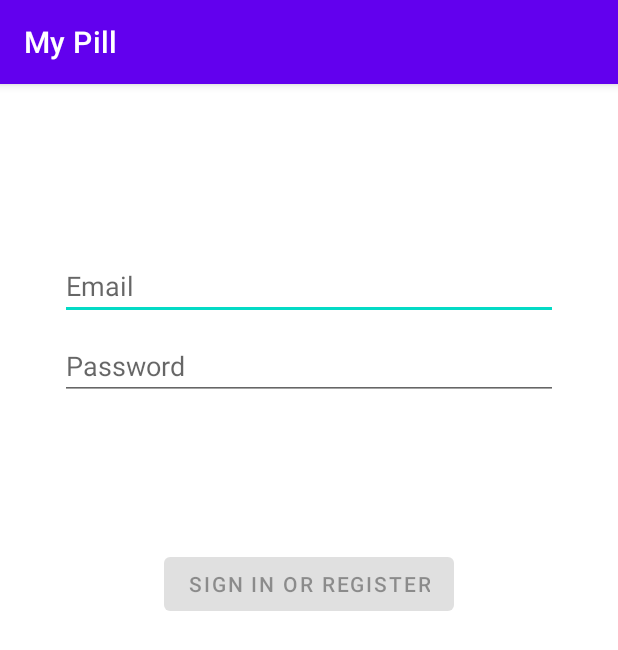
After one commit to TarkoAnna/MyPill2, an Android app: the fragment LoginFragment2 shown on its own in the app's theme, on a phone screen of 412 x 824 dp. The commit adds this screen. Shown: the top 650 px of the screen. Run offline under Robolectric (Android 15) with nearby library versions, the phone set to English and light mode, and no system bars.

Commit message:
Добавлен фрагмент регистрации, но он не выводится

```diff
--- a/app/build.gradle
+++ b/app/build.gradle
@@ -39,6 +39,8 @@
     implementation 'androidx.lifecycle:lifecycle-viewmodel-ktx:2.4.1'
     implementation 'androidx.navigation:navigation-fragment:2.4.2'
     implementation 'androidx.navigation:navigation-ui:2.4.2'
+    implementation 'androidx.preference:preference:1.1.1'
+    implementation 'androidx.annotation:annotation:1.2.0'
     testImplementation 'junit:junit:4.13.2'
     androidTestImplementation 'androidx.test.ext:junit:1.1.3'
     androidTestImplementation 'androidx.test.espresso:espresso-core:3.4.0'
--- /dev/null
+++ b/app/src/main/java/com/diplom/mypill2/ui/login/data/LoginRepository.java
@@ -0,0 +1,54 @@
+package com.diplom.mypill2.ui.login.data;
+
+import com.diplom.mypill2.ui.login.data.model.LoggedInUser;
+
+/**
+ * Class that requests authentication and user information from the remote data source and
+ * maintains an in-memory cache of login status and user credentials information.
+ */
+public class LoginRepository {
+
+    private static volatile LoginRepository instance;
+
+    private LoginDataSource dataSource;
+
+    // If user credentials will be cached in local storage, it is recommended it be encrypted
+    // @see https://developer.android.com/training/articles/keystore
+    private LoggedInUser user = null;
+
+    // private constructor : singleton access
+    private LoginRepository(LoginDataSource dataSource) {
+        this.dataSource = dataSource;
+    }
+
+    public static LoginRepository getInstance(LoginDataSource dataSource) {
+        if(instance == null){
+            instance = new LoginRepository(dataSource);
+        }
+        return instance;
+    }
+
+    public boolean isLoggedIn() {
+        return user != null;
+    }
+
+    public void logout() {
+        user = null;
+        dataSource.logout();
+    }
+
+    private void setLoggedInUser(LoggedInUser user) {
+        this.user = user;
+        // If user credentials will be cached in local storage, it is recommended it be encrypted
+        // @see https://developer.android.com/training/articles/keystore
+    }
+
+    public Result<LoggedInUser> login(String username, String password) {
+        // handle login
+        Result<LoggedInUser> result = dataSource.login(username, password);
+        if (result instanceof Result.Success) {
+            setLoggedInUser(((Result.Success<LoggedInUser>) result).getData());
+        }
+        return result;
+    }
+}
--- /dev/null
+++ b/app/src/main/java/com/diplom/mypill2/ui/login/ui/login/LoginFragment2.java
@@ -0,0 +1,150 @@
+package  com.diplom.mypill2.ui.login.ui.login;
+
+import androidx.lifecycle.Observer;
+import androidx.lifecycle.ViewModelProvider;
+import androidx.annotation.NonNull;
+import androidx.annotation.Nullable;
+import androidx.annotation.StringRes;
+import androidx.fragment.app.Fragment;
+
+import android.os.Bundle;
+import android.text.Editable;
+import android.text.TextWatcher;
+import android.view.KeyEvent;
+import android.view.LayoutInflater;
+import android.view.View;
+import android.view.ViewGroup;
+import android.view.inputmethod.EditorInfo;
+import android.widget.Button;
+import android.widget.EditText;
+import android.widget.ProgressBar;
+import android.widget.TextView;
+import android.widget.Toast;
+
+import com.diplom.mypill2.R;
+import com.diplom.mypill2.databinding.FragmentLoginBinding;
+import com.diplom.mypill2.ui.login.data.LoginDataSource;
+
+public class LoginFragment2 extends Fragment {
+
+    private LoginViewModel loginViewModel;
+private FragmentLoginBinding binding;
+
+    @Nullable
+    @Override
+    public View onCreateView(@NonNull LayoutInflater inflater,
+                             @Nullable ViewGroup container,
+                             @Nullable Bundle savedInstanceState) {
+
+      binding = FragmentLoginBinding.inflate(inflater, container, false);
+      return binding.getRoot();
+
+    }
+
+    @Override
+    public void onViewCreated(@NonNull View view, @Nullable Bundle savedInstanceState) {
+        super.onViewCreated(view, savedInstanceState);
+        loginViewModel = new ViewModelProvider(this, new LoginViewModelFactory())
+                .get(LoginViewModel.class);
+
+        final EditText usernameEditText = binding.username;
+        final EditText passwordEditText = binding.password;
+        final Button loginButton = binding.login;
+        final ProgressBar loadingProgressBar = binding.loading;
+
+        loginViewModel.getLoginFormState().observe(getViewLifecycleOwner(), new Observer<LoginFormState>() {
+            @Override
+            public void onChanged(@Nullable LoginFormState loginFormState) {
+                if (loginFormState == null) {
+                    return;
+                }
+                loginButton.setEnabled(loginFormState.isDataValid());
+                if (loginFormState.getUsernameError() != null) {
+                    usernameEditText.setError(getString(loginFormState.getUsernameError()));
+                }
+                if (loginFormState.getPasswordError() != null) {
+                    passwordEditText.setError(getString(loginFormState.getPasswordError()));
+                }
+            }
+        });
+
+        loginViewModel.getLoginResult().observe(getViewLifecycleOwner(), new Observer<LoginResult>() {
+            @Override
+            public void onChanged(@Nullable LoginResult loginResult) {
+                if (loginResult == null) {
+                    return;
+                }
+                loadingProgressBar.setVisibility(View.GONE);
+                if (loginResult.getError() != null) {
+                    showLoginFailed(loginResult.getError());
+                }
+                if (loginResult.getSuccess() != null) {
+                    updateUiWithUser(loginResult.getSuccess());
+                }
+            }
+        });
+
+        TextWatcher afterTextChangedListener = new TextWatcher() {
+            @Override
+            public void beforeTextChanged(CharSequence s, int start, int count, int after) {
+                // ignore
+            }
+
+            @Override
+            public void onTextChanged(CharSequence s, int start, int before, int count) {
+                // ignore
+            }
+
+            @Override
+            public void afterTextChanged(Editable s) {
+                loginViewModel.loginDataChanged(usernameEditText.getText().toString(),
+                        passwordEditText.getText().toString());
+            }
+        };
+        usernameEditText.addTextChangedListener(afterTextChangedListener);
+        passwordEditText.addTextChangedListener(afterTextChangedListener);
+        passwordEditText.setOnEditorActionListener(new TextView.OnEditorActionListener() {
+
+            @Override
+            public boolean onEditorAction(TextView v, int actionId, KeyEvent event) {
+                if (actionId == EditorInfo.IME_ACTION_DONE) {
+                    loginViewModel.login(usernameEditText.getText().toString(),
+                            passwordEditText.getText().toString());
+                }
+                return false;
+            }
+        });
+
+        loginButton.setOnClickListener(new View.OnClickListener() {
+            @Override
+            public void onClick(View v) {
+                loadingProgressBar.setVisibility(View.VISIBLE);
+                loginViewModel.login(usernameEditText.getText().toString(),
+                        passwordEditText.getText().toString());
+            }
+        });
+    }
+
+    private void updateUiWithUser(LoggedInUserView model) {
+        String welcome = getString(R.string.welcome) + model.getDisplayName();
+        // TODO : initiate successful logged in experience
+        if (getContext() != null && getContext().getApplicationContext() != null) {
+            Toast.makeText(getContext().getApplicationContext(), welcome, Toast.LENGTH_LONG).show();
+        }
+    }
+
+    private void showLoginFailed(@StringRes Integer errorString) {
+        if (getContext() != null && getContext().getApplicationContext() != null) {
+            Toast.makeText(
+                    getContext().getApplicationContext(),
+                    errorString,
+                    Toast.LENGTH_LONG).show();
+        }
+    }
+
+@Override
+    public void onDestroyView() {
+        super.onDestroyView();
+        binding = null;
+    }
+}
--- /dev/null
+++ b/app/src/main/java/com/diplom/mypill2/ui/login/ui/login/LoginViewModel.java
@@ -0,0 +1,64 @@
+package com.diplom.mypill2.ui.login.ui.login;
+
+import androidx.lifecycle.LiveData;
+import androidx.lifecycle.MutableLiveData;
+import androidx.lifecycle.ViewModel;
+import android.util.Patterns;
+
+import com.diplom.mypill2.R;
+import com.diplom.mypill2.ui.login.data.LoginRepository;
+import com.diplom.mypill2.ui.login.data.Result;
+import com.diplom.mypill2.ui.login.data.model.LoggedInUser;
+
+public class LoginViewModel extends ViewModel {
+
+    private MutableLiveData<LoginFormState> loginFormState = new MutableLiveData<>();
+    private MutableLiveData<LoginResult> loginResult = new MutableLiveData<>();
+    private LoginRepository loginRepository;
+
+    LoginViewModel(LoginRepository loginRepository) {
+        this.loginRepository = loginRepository;
+    }
+
+    LiveData<LoginFormState> getLoginFormState() {
+        return loginFormState;
+    }
+
+    LiveData<LoginResult> getLoginResult() {
+        return loginResult;
+    }
+
+    public void login(String username, String password) {
+        Result<LoggedInUser> result = loginRepository.login(username, password);
+
+        if (result instanceof Result.Success) {
+            LoggedInUser data = ((Result.Success<LoggedInUser>) result).getData();
+            loginResult.setValue(new LoginResult(new LoggedInUserView(data.getDisplayName())));
+        } else {
+            loginResult.setValue(new LoginResult(R.string.login_failed));
+        }
+    }
+
+    public void loginDataChanged(String username, String password) {
+        if (!isUserNameValid(username)) {
+            loginFormState.setValue(new LoginFormState(R.string.invalid_username, null));
+        } else if (!isPasswordValid(password)) {
+            loginFormState.setValue(new LoginFormState(null, R.string.invalid_password));
+        } else {
+            loginFormState.setValue(new LoginFormState(true));
+        }
+    }
+    private boolean isUserNameValid(String username) {
+        if (username == null) {
+            return false;
+        }
+        if (username.contains("@")) {
+            return Patterns.EMAIL_ADDRESS.matcher(username).matches();
+        } else {
+            return !username.trim().isEmpty();
+        }
+    }
+    private boolean isPasswordValid(String password) {
+        return password != null && password.trim().length() > 5;
+    }
+}
--- /dev/null
+++ b/app/src/main/java/com/diplom/mypill2/ui/login/ui/login/LoginViewModelFactory.java
@@ -0,0 +1,26 @@
+package com.diplom.mypill2.ui.login.ui.login;
+
+import androidx.lifecycle.ViewModel;
+import androidx.lifecycle.ViewModelProvider;
+import androidx.annotation.NonNull;
+
+import com.diplom.mypill2.ui.login.data.LoginDataSource;
+import com.diplom.mypill2.ui.login.data.LoginRepository;
+
+/**
+ * ViewModel provider factory to instantiate LoginViewModel.
+ * Required given LoginViewModel has a non-empty constructor
+ */
+public class LoginViewModelFactory implements ViewModelProvider.Factory {
+
+    @NonNull
+    @Override
+    @SuppressWarnings("unchecked")
+    public <T extends ViewModel> T create(@NonNull Class<T> modelClass) {
+        if (modelClass.isAssignableFrom(LoginViewModel.class)) {
+            return (T) new LoginViewModel(LoginRepository.getInstance(new LoginDataSource()));
+        } else {
+            throw new IllegalArgumentException("Unknown ViewModel class");
+        }
+    }
+}
--- /dev/null
+++ b/app/src/main/res/layout/fragment_login.xml
@@ -0,0 +1,77 @@
+<?xml version="1.0" encoding="utf-8"?>
+<androidx.constraintlayout.widget.ConstraintLayout
+    xmlns:android="http://schemas.android.com/apk/res/android"
+    xmlns:app="http://schemas.android.com/apk/res-auto"
+    xmlns:tools="http://schemas.android.com/tools"
+    android:id="@+id/container"
+    android:layout_width="match_parent"
+    android:layout_height="match_parent"
+    android:paddingBottom="@dimen/fragment_vertical_margin"
+    android:paddingLeft="@dimen/fragment_horizontal_margin"
+    android:paddingRight="@dimen/fragment_horizontal_margin"
+    android:paddingTop="@dimen/fragment_vertical_margin"
+    tools:context=".ui.login.ui.login.LoginFragment2">
+
+    <EditText
+        android:id="@+id/username"
+        android:layout_width="0dp"
+        android:layout_height="wrap_content"
+        android:layout_marginStart="24dp"
+        android:layout_marginTop="96dp"
+        android:layout_marginEnd="24dp"
+        android:hint="@string/prompt_email"
+        android:inputType="textEmailAddress"
+        android:selectAllOnFocus="true"
+        app:layout_constraintEnd_toEndOf="parent"
+        app:layout_constraintStart_toStartOf="parent"
+        app:layout_constraintTop_toTopOf="parent" />
+
+    <EditText
+        android:id="@+id/password"
+        android:layout_width="0dp"
+        android:layout_height="wrap_content"
+        android:layout_marginStart="24dp"
+        android:layout_marginTop="8dp"
+        android:layout_marginEnd="24dp"
+        android:hint="@string/prompt_password"
+        android:imeActionLabel="@string/action_sign_in_short"
+        android:imeOptions="actionDone"
+        android:inputType="textPassword"
+        android:selectAllOnFocus="true"
+        app:layout_constraintEnd_toEndOf="parent"
+        app:layout_constraintStart_toStartOf="parent"
+        app:layout_constraintTop_toBottomOf="@+id/username" />
+
+    <Button
+        android:id="@+id/login"
+        android:enabled="false"
+        android:layout_width="wrap_content"
+        android:layout_height="wrap_content"
+        android:layout_gravity="start"
+        android:layout_marginStart="48dp"
+        android:layout_marginTop="16dp"
+        android:layout_marginEnd="48dp"
+        android:layout_marginBottom="64dp"
+        android:text="@string/action_sign_in"
+        app:layout_constraintBottom_toBottomOf="parent"
+        app:layout_constraintEnd_toEndOf="parent"
+        app:layout_constraintStart_toStartOf="parent"
+        app:layout_constraintTop_toBottomOf="@+id/password"
+        app:layout_constraintVertical_bias="0.2" />
+
+    <ProgressBar
+        android:id="@+id/loading"
+        android:visibility="gone"
+        android:layout_width="wrap_content"
+        android:layout_height="wrap_content"
+        android:layout_gravity="center"
+        android:layout_marginStart="32dp"
+        android:layout_marginTop="64dp"
+        android:layout_marginEnd="32dp"
+        android:layout_marginBottom="64dp"
+        app:layout_constraintBottom_toBottomOf="parent"
+        app:layout_constraintEnd_toEndOf="@+id/password"
+        app:layout_constraintStart_toStartOf="@+id/password"
+        app:layout_constraintTop_toTopOf="parent"
+        app:layout_constraintVertical_bias="0.3" />
+</androidx.constraintlayout.widget.ConstraintLayout>
--- a/app/src/main/res/menu/activity_main_drawer.xml
+++ b/app/src/main/res/menu/activity_main_drawer.xml
@@ -17,4 +17,6 @@
             android:icon="@android:drawable/ic_menu_today"
             android:title="@string/menu_calendar" />
     </group>
+
+
 </menu>
--- a/app/src/main/res/navigation/mobile_navigation.xml
+++ b/app/src/main/res/navigation/mobile_navigation.xml
@@ -18,6 +18,12 @@
         tools:layout="@layout/fragment_settings" />
 
     <fragment
+        android:id="@+id/nav_login"
+        android:name="com.diplom.mypill2.ui.login.ui.login.LoginFragment2"
+        android:label="@string/menu_login"
+        tools:layout="@layout/fragment_login" />
+
+    <fragment
         android:id="@+id/nav_calendar"
         android:name="com.diplom.mypill2.ui.calendar.CalendarFragment"
         android:label="@string/menu_calendar"
--- a/app/src/main/res/values/dimens.xml
+++ b/app/src/main/res/values/dimens.xml
@@ -5,4 +5,7 @@
     <dimen name="nav_header_vertical_spacing">8dp</dimen>
     <dimen name="nav_header_height">176dp</dimen>
     <dimen name="fab_margin">16dp</dimen>
+    <!-- Default screen margins, per the Android Design guidelines. -->
+    <dimen name="fragment_horizontal_margin">16dp</dimen>
+    <dimen name="fragment_vertical_margin">16dp</dimen>
 </resources>
--- a/app/src/main/res/values/strings.xml
+++ b/app/src/main/res/values/strings.xml
@@ -11,6 +11,9 @@
     <string name="Input">Вход</string>
     <string name="Registration">Регистрация</string>
     <string name="MemorizeUser">Запомнить</string>
+    <string name="Exit">Выход</string>
+
+    <string name="menu_login">Вход или регистрация</string>
 
 
     <string name="menu_home">Главное меню</string>
@@ -18,4 +21,27 @@
     <string name="menu_calendar">Календарь</string>
     <string name="menu_registration">Registration</string>
     <string name="title_activity_settings">SettingsActivity</string>
+    <!-- Preference Titles -->
+    <string name="messages_header">Messages</string>
+    <string name="sync_header">Sync</string>
+
+    <!-- Messages Preferences -->
+    <string name="signature_title">Your signature</string>
+    <string name="reply_title">Default reply action</string>
+
+    <!-- Sync Preferences -->
+    <string name="sync_title">Sync email periodically</string>
+    <string name="attachment_title">Download incoming attachments</string>
+    <string name="attachment_summary_on">Automatically download attachments for incoming emails
+    </string>
+    <string name="attachment_summary_off">Only download attachments when manually requested</string>
+    <!-- Strings related to login -->
+    <string name="prompt_email">Email</string>
+    <string name="prompt_password">Password</string>
+    <string name="action_sign_in">Sign in or register</string>
+    <string name="action_sign_in_short">Sign in</string>
+    <string name="welcome">"Welcome!"</string>
+    <string name="invalid_username">Not a valid username</string>
+    <string name="invalid_password">Password must be >5 characters</string>
+    <string name="login_failed">"Login failed"</string>
 </resources>
```
Also changed, not shown: app/src/main/java/com/diplom/mypill2/ui/login/data/LoginDataSource.java (added, +29 -0 lines), app/src/main/java/com/diplom/mypill2/ui/login/data/Result.java (added, +47 -0 lines), app/src/main/java/com/diplom/mypill2/ui/login/data/model/LoggedInUser.java (added, +23 -0 lines), app/src/main/java/com/diplom/mypill2/ui/login/ui/login/LoggedInUserView.java (added, +17 -0 lines), app/src/main/java/com/diplom/mypill2/ui/login/ui/login/LoginFormState.java (added, +40 -0 lines), app/src/main/java/com/diplom/mypill2/ui/login/ui/login/LoginResult.java (added, +31 -0 lines), app/src/main/res/values/arrays.xml (added, +12 -0 lines), app/src/main/res/xml/root_preferences.xml (added, +35 -0 lines).
